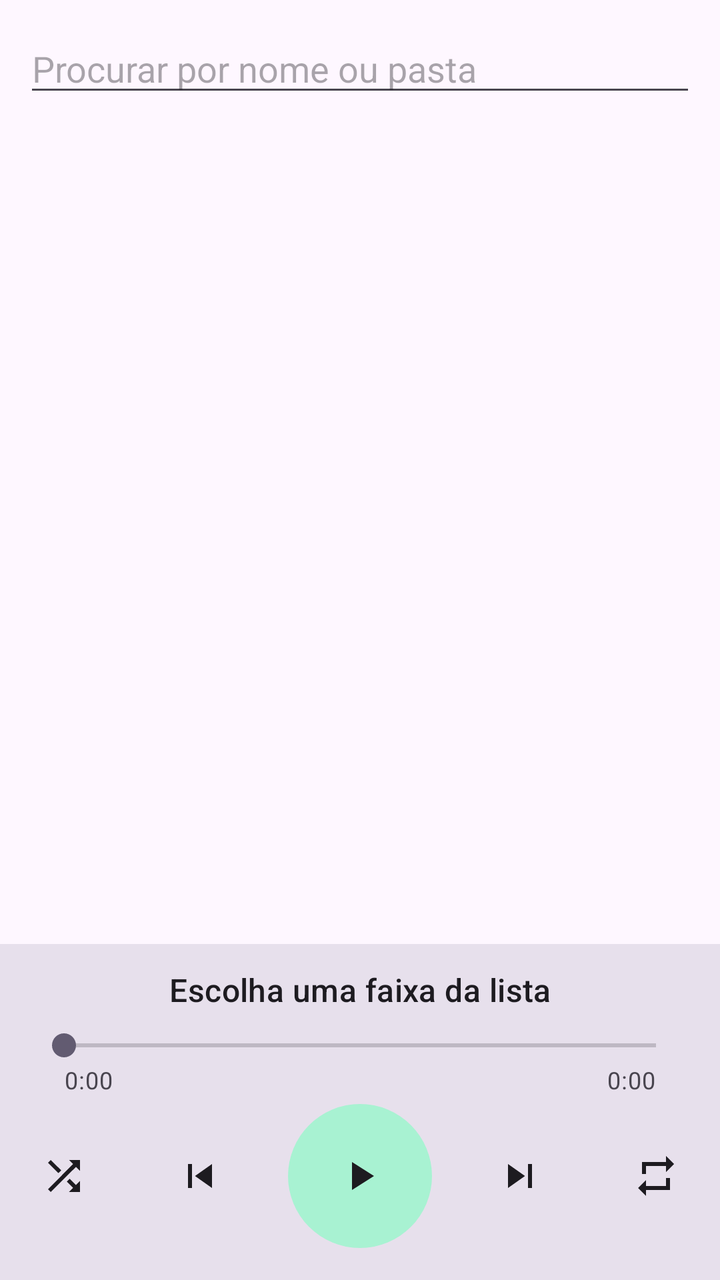
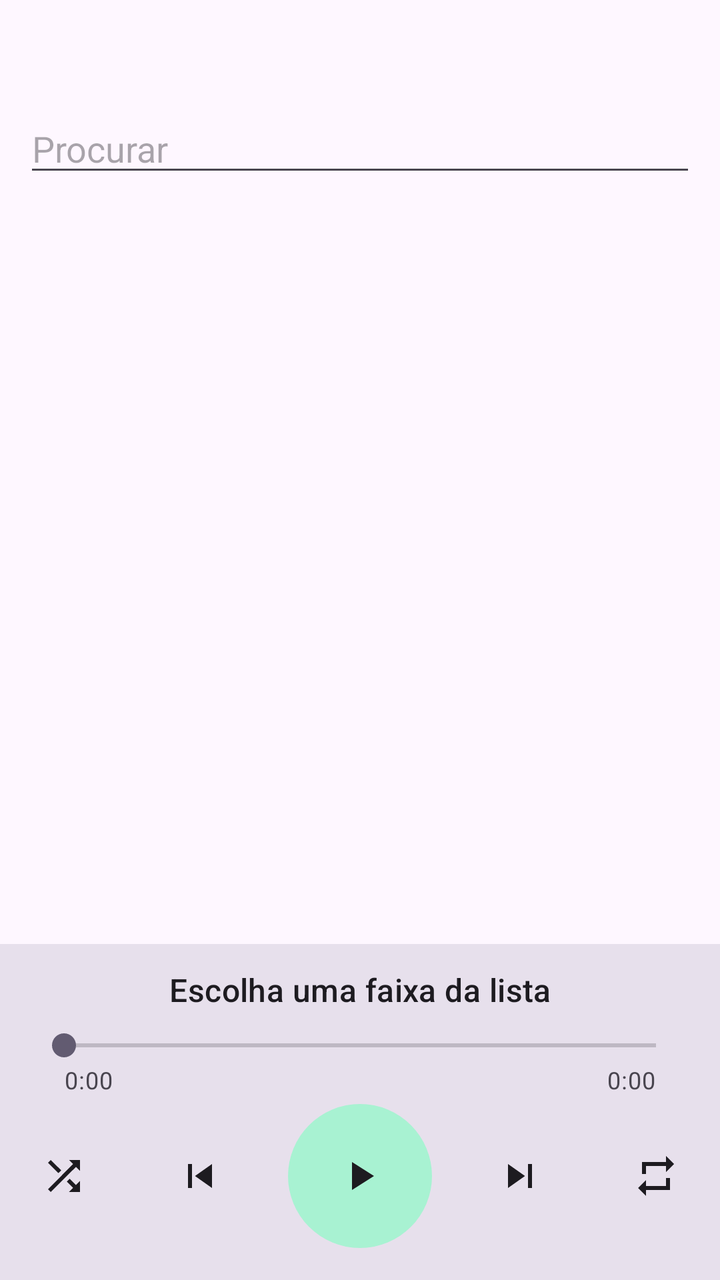

Two renders of the same Android screen: before a commit and after it. Below are the layout's source before the change and the commit's diff.
<!-- AndroidManifest.xml: application theme Theme.LeitorMP4 -->
<!-- res/layout/activity_main.xml -->
<?xml version="1.0" encoding="utf-8"?>
<LinearLayout xmlns:android="http://schemas.android.com/apk/res/android"
    android:layout_width="match_parent"
    android:layout_height="match_parent"
    android:orientation="vertical">

    <EditText
        android:id="@+id/search"
        android:layout_width="match_parent"
        android:layout_height="wrap_content"
        android:layout_margin="12dp"
        android:hint="@string/search_hint"
        android:importantForAutofill="no"
        android:inputType="text"
        android:maxLines="1" />

    <FrameLayout
        android:layout_width="match_parent"
        android:layout_height="0dp"
        android:layout_weight="1">

        <androidx.recyclerview.widget.RecyclerView
            android:id="@+id/trackList"
            android:layout_width="match_parent"
            android:layout_height="match_parent" />

        <TextView
            android:id="@+id/emptyView"
            android:layout_width="match_parent"
            android:layout_height="wrap_content"
            android:layout_gravity="center"
            android:gravity="center"
            android:padding="32dp"
            android:textAppearance="?attr/textAppearanceBodyMedium"
            android:visibility="gone" />
    </FrameLayout>

    
    <LinearLayout
        android:layout_width="match_parent"
        android:layout_height="wrap_content"
        android:background="?attr/colorSurfaceVariant"
        android:orientation="vertical"
        android:paddingLeft="16dp"
        android:paddingRight="16dp"
        android:paddingTop="12dp"
        android:paddingBottom="16dp">

        <TextView
            android:id="@+id/nowPlaying"
            android:layout_width="match_parent"
            android:layout_height="wrap_content"
            android:ellipsize="end"
            android:gravity="center"
            android:maxLines="1"
            android:text="@string/nothing_playing"
            android:textAppearance="?attr/textAppearanceTitleMedium" />

        <SeekBar
            android:id="@+id/seekBar"
            android:layout_width="match_parent"
            android:layout_height="wrap_content"
            android:layout_marginTop="8dp" />

        <LinearLayout
            android:layout_width="match_parent"
            android:layout_height="wrap_content"
            android:orientation="horizontal"
            android:paddingLeft="16dp"
        android:paddingRight="16dp">

            <TextView
                android:id="@+id/timeCurrent"
                android:layout_width="0dp"
                android:layout_height="wrap_content"
                android:layout_weight="1"
                android:text="0:00"
                android:textAppearance="?attr/textAppearanceBodySmall" />

            <TextView
                android:id="@+id/timeTotal"
                android:layout_width="wrap_content"
                android:layout_height="wrap_content"
                android:text="0:00"
                android:textAppearance="?attr/textAppearanceBodySmall" />
        </LinearLayout>

        <LinearLayout
            android:layout_width="match_parent"
            android:layout_height="wrap_content"
            android:layout_marginTop="4dp"
            android:gravity="center"
            android:orientation="horizontal">

            <ImageButton
                android:id="@+id/btnShuffle"
                android:layout_width="56dp"
                android:layout_height="56dp"
                android:background="?attr/selectableItemBackgroundBorderless"
                android:contentDescription="@string/shuffle"
                android:src="@drawable/ic_shuffle" />

            <ImageButton
                android:id="@+id/btnPrev"
                android:layout_width="64dp"
                android:layout_height="64dp"
                android:layout_marginStart="8dp"
                android:background="?attr/selectableItemBackgroundBorderless"
                android:contentDescription="@string/previous"
                android:scaleType="center"
                android:src="@drawable/ic_prev" />

            <ImageButton
                android:id="@+id/btnPlay"
                android:layout_width="72dp"
                android:layout_height="72dp"
                android:layout_marginLeft="12dp"
                android:layout_marginRight="12dp"
                android:background="@drawable/bg_play"
                android:contentDescription="@string/play"
                android:src="@drawable/ic_play" />

            <ImageButton
                android:id="@+id/btnNext"
                android:layout_width="64dp"
                android:layout_height="64dp"
                android:layout_marginEnd="8dp"
                android:background="?attr/selectableItemBackgroundBorderless"
                android:contentDescription="@string/next"
                android:src="@drawable/ic_next" />

            <ImageButton
                android:id="@+id/btnRepeat"
                android:layout_width="56dp"
                android:layout_height="56dp"
                android:background="?attr/selectableItemBackgroundBorderless"
                android:contentDescription="@string/repeat"
                android:src="@drawable/ic_repeat" />
        </LinearLayout>
    </LinearLayout>
</LinearLayout>
<!-- resources referenced by this layout -->
<resources>
  <!-- drawable bg_play (drawable) -->
  <shape xmlns:android="http://schemas.android.com/apk/res/android" android:shape="oval">
      <solid android:color="?attr/colorPrimaryContainer"/>
  </shape>
  <!-- drawable ic_next (drawable) -->
  <vector xmlns:android="http://schemas.android.com/apk/res/android"
      android:width="24dp" android:height="24dp"
      android:viewportWidth="24" android:viewportHeight="24"
      android:tint="?attr/colorOnSurface">
      <path android:fillColor="#FF000000" android:pathData="M6,18l8.5,-6L6,6v12zM16,6v12h2V6h-2z"/>
  </vector>
  <!-- drawable ic_play (drawable) -->
  <vector xmlns:android="http://schemas.android.com/apk/res/android"
      android:width="24dp" android:height="24dp"
      android:viewportWidth="24" android:viewportHeight="24"
      android:tint="?attr/colorOnSurface">
      <path android:fillColor="#FF000000" android:pathData="M8,5v14l11,-7z"/>
  </vector>
  <!-- drawable ic_prev (drawable) -->
  <vector xmlns:android="http://schemas.android.com/apk/res/android"
      android:width="24dp" android:height="24dp"
      android:viewportWidth="24" android:viewportHeight="24"
      android:tint="?attr/colorOnSurface">
      <path android:fillColor="#FF000000" android:pathData="M6,6h2v12H6zM9.5,12l8.5,6V6z"/>
  </vector>
  <!-- drawable ic_repeat (drawable) -->
  <vector xmlns:android="http://schemas.android.com/apk/res/android"
      android:width="24dp" android:height="24dp"
      android:viewportWidth="24" android:viewportHeight="24"
      android:tint="?attr/colorOnSurface">
      <path android:fillColor="#FF000000" android:pathData="M7,7h10v3l4,-4 -4,-4v3H5v6h2V7zM17,17H7v-3l-4,4 4,4v-3h12v-6h-2v4z"/>
  </vector>
  <!-- drawable ic_shuffle (drawable) -->
  <vector xmlns:android="http://schemas.android.com/apk/res/android"
      android:width="24dp" android:height="24dp"
      android:viewportWidth="24" android:viewportHeight="24"
      android:tint="?attr/colorOnSurface">
      <path android:fillColor="#FF000000" android:pathData="M10.59,9.17L5.41,4 4,5.41l5.17,5.17 1.42,-1.41zM14.5,4l2.04,2.04L4,18.59 5.41,20 17.96,7.46 20,9.5V4h-5.5zM14.83,13.41l-1.41,1.41 3.13,3.13L14.5,20H20v-5.5l-2.04,2.04 -3.13,-3.13z"/>
  </vector>
  <string name="next">Próxima</string>
  <string name="nothing_playing">Escolha uma faixa da lista</string>
  <string name="play">Tocar</string>
  <string name="previous">Anterior</string>
  <string name="repeat">Repetir</string>
  <string name="search_hint">Procurar por nome ou pasta</string>
  <string name="shuffle">Aleatório</string>
  <style name="Theme.LeitorMP4" parent="Theme.Material3.DayNight">
          <item name="colorPrimary">#1E6B52</item>
          <item name="colorOnPrimary">#FFFFFF</item>
          <item name="colorPrimaryContainer">#A8F2D2</item>
      </style>
</resources>

<!-- the commit's change to res/layout/activity_main.xml (unified diff, before → after) -->
@@ -4,11 +4,47 @@
     android:layout_height="match_parent"
     android:orientation="vertical">
 
+    <com.google.android.material.tabs.TabLayout
+        android:id="@+id/tabs"
+        android:layout_width="match_parent"
+        android:layout_height="wrap_content"
+        android:background="?attr/colorSurface" />
+
+    <LinearLayout
+        android:id="@+id/navBar"
+        android:layout_width="match_parent"
+        android:layout_height="48dp"
+        android:background="?attr/colorSurfaceVariant"
+        android:gravity="center_vertical"
+        android:orientation="horizontal"
+        android:visibility="gone">
+
+        <ImageButton
+            android:id="@+id/navBack"
+            android:layout_width="48dp"
+            android:layout_height="48dp"
+            android:background="?attr/selectableItemBackgroundBorderless"
+            android:contentDescription="@string/back"
+            android:src="@drawable/ic_back" />
+
+        <TextView
+            android:id="@+id/navTitle"
+            android:layout_width="0dp"
+            android:layout_height="wrap_content"
+            android:layout_weight="1"
+            android:ellipsize="start"
+            android:maxLines="1"
+            android:paddingRight="16dp"
+            android:textAppearance="?attr/textAppearanceTitleMedium" />
+    </LinearLayout>
+
     <EditText
         android:id="@+id/search"
         android:layout_width="match_parent"
         android:layout_height="wrap_content"
-        android:layout_margin="12dp"
+        android:layout_marginLeft="12dp"
+        android:layout_marginRight="12dp"
+        android:layout_marginTop="4dp"
         android:hint="@string/search_hint"
         android:importantForAutofill="no"
         android:inputType="text"
<!-- resource entries referenced after the edit -->
@@ -4,6 +4,13 @@
   <shape xmlns:android="http://schemas.android.com/apk/res/android" android:shape="oval">
       <solid android:color="?attr/colorPrimaryContainer"/>
   </shape>
+  <!-- drawable ic_back (drawable) -->
+  <vector xmlns:android="http://schemas.android.com/apk/res/android"
+      android:width="24dp" android:height="24dp"
+      android:viewportWidth="24" android:viewportHeight="24"
+      android:tint="?attr/colorOnSurface">
+      <path android:fillColor="#FF000000" android:pathData="M20,11H7.83l5.59,-5.59L12,4l-8,8 8,8 1.41,-1.41L7.83,13H20v-2z"/>
+  </vector>
   <!-- drawable ic_next (drawable) -->
   <vector xmlns:android="http://schemas.android.com/apk/res/android"
       android:width="24dp" android:height="24dp"
@@ -39,12 +46,13 @@
       android:tint="?attr/colorOnSurface">
       <path android:fillColor="#FF000000" android:pathData="M10.59,9.17L5.41,4 4,5.41l5.17,5.17 1.42,-1.41zM14.5,4l2.04,2.04L4,18.59 5.41,20 17.96,7.46 20,9.5V4h-5.5zM14.83,13.41l-1.41,1.41 3.13,3.13L14.5,20H20v-5.5l-2.04,2.04 -3.13,-3.13z"/>
   </vector>
+  <string name="back">Voltar</string>
   <string name="next">Próxima</string>
   <string name="nothing_playing">Escolha uma faixa da lista</string>
   <string name="play">Tocar</string>
   <string name="previous">Anterior</string>
   <string name="repeat">Repetir</string>
-  <string name="search_hint">Procurar por nome ou pasta</string>
+  <string name="search_hint">Procurar</string>
   <string name="shuffle">Aleatório</string>
   <style name="Theme.LeitorMP4" parent="Theme.Material3.DayNight">
           <item name="colorPrimary">#1E6B52</item>
